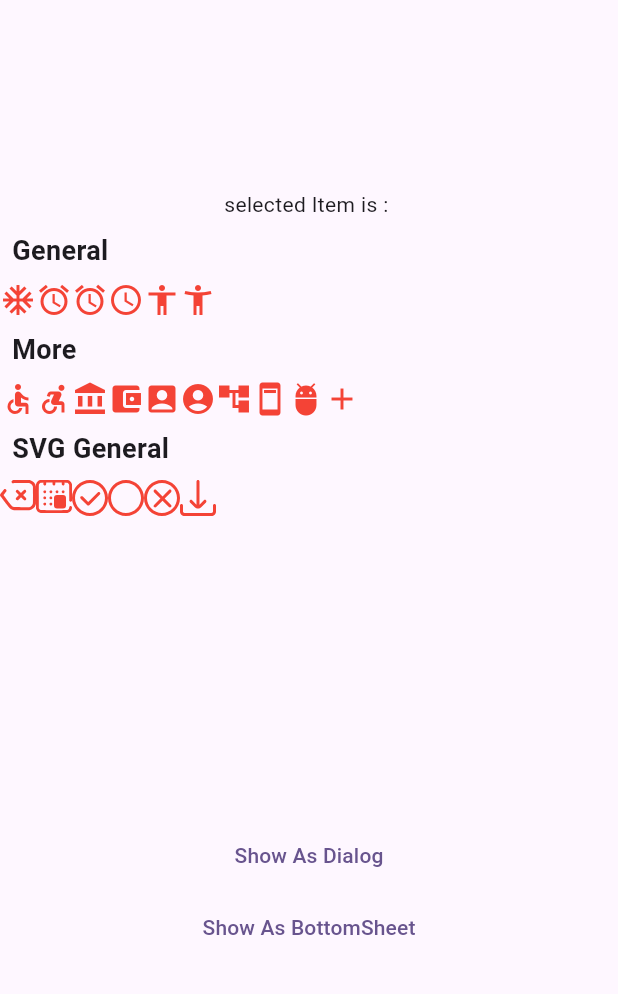
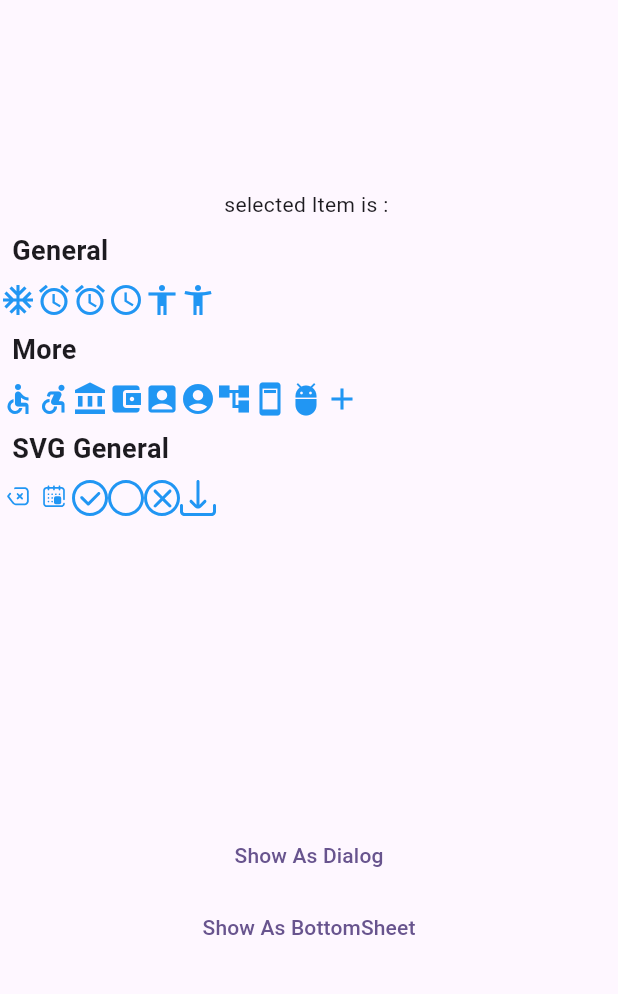
Before and after one commit to PersianFlutter/icon_gallery, a Flutter app: the screen it shows after launch, on a phone screen of 412 x 824 dp, the part 84-1078 px from its top. Run offline on Flutter 3.47's test engine with Material 3 defaults, Android fonts, the phone set to English and light mode, and no system bars; our stand-ins replace equatable, flutter_svg.

Commit message:
refactor the data models

```diff
--- a/example/lib/main.dart
+++ b/example/lib/main.dart
@@ -56,9 +56,9 @@ class MyHomePage extends StatefulWidget {
 }
 
 class _MyHomePageState extends State<MyHomePage> {
-  late List<IconDataIconValue> iconList1;
-  late List<IconDataIconValue> iconList2;
-  late List<SvgIconValue> iconList3;
+  late List<IconDataItem> iconList1;
+  late List<IconDataItem> iconList2;
+  late List<SvgItem> iconList3;
 
   late SectionItem sectionItem1;
   late SectionItem sectionItem2;
@@ -66,62 +66,55 @@ class _MyHomePageState extends State<MyHomePage> {
 
   @override
   void initState() {
-    iconList1 = [
-      IconDataIconValue(iconData: Icons.ac_unit, name: 'Ac Unit'),
-      IconDataIconValue(iconData: Icons.access_alarm, name: 'Access Alarm'),
-      IconDataIconValue(iconData: Icons.access_alarms, name: 'Access Alarms'),
-      IconDataIconValue(iconData: Icons.access_time, name: 'Access Time'),
-      IconDataIconValue(iconData: Icons.accessibility, name: 'Accessibility'),
-      IconDataIconValue(
-          iconData: Icons.accessibility_new, name: 'Accessibility New'),
+    iconList1 = const [
+      IconDataItem(value: Icons.ac_unit, name: 'Ac Unit'),
+      IconDataItem(value: Icons.access_alarm, name: 'Access Alarm'),
+      IconDataItem(value: Icons.access_alarms, name: 'Access Alarms'),
+      IconDataItem(value: Icons.access_time, name: 'Access Time'),
+      IconDataItem(value: Icons.accessibility, name: 'Accessibility'),
+      IconDataItem(value: Icons.accessibility_new, name: 'Accessibility New'),
     ];
-    iconList2 = [
-      IconDataIconValue(iconData: Icons.accessible, name: 'Accessible'),
-      IconDataIconValue(
-          iconData: Icons.accessible_forward, name: 'Accessible Forward'),
-      IconDataIconValue(
-          iconData: Icons.account_balance, name: 'Account Balance'),
-      IconDataIconValue(
-          iconData: Icons.account_balance_wallet,
-          name: 'Account Balance Wallet'),
-      IconDataIconValue(iconData: Icons.account_box, name: 'Account Box'),
-      IconDataIconValue(iconData: Icons.account_circle, name: 'Account Circle'),
-      IconDataIconValue(iconData: Icons.account_tree, name: 'Account Tree'),
-      IconDataIconValue(iconData: Icons.ad_units, name: 'Ad Units'),
-      IconDataIconValue(iconData: Icons.adb, name: 'Adb'),
-      IconDataIconValue(iconData: Icons.add, name: 'Add'),
+    iconList2 = const [
+      IconDataItem(value: Icons.accessible, name: 'Accessible'),
+      IconDataItem(value: Icons.accessible_forward, name: 'Accessible Forward'),
+      IconDataItem(value: Icons.account_balance, name: 'Account Balance'),
+      IconDataItem(
+          value: Icons.account_balance_wallet, name: 'Account Balance Wallet'),
+      IconDataItem(value: Icons.account_box, name: 'Account Box'),
+      IconDataItem(value: Icons.account_circle, name: 'Account Circle'),
+      IconDataItem(value: Icons.account_tree, name: 'Account Tree'),
+      IconDataItem(value: Icons.ad_units, name: 'Ad Units'),
+      IconDataItem(value: Icons.adb, name: 'Adb'),
+      IconDataItem(value: Icons.add, name: 'Add'),
     ];
 
-    iconList3 = [
-      SvgIconValue(
-          name: 'calc back', svgPath: 'assets/images/calc_back_icon.svg'),
-      SvgIconValue(
-          name: 'calc back', svgPath: 'assets/images/calendar_icon.svg'),
-      SvgIconValue(name: 'calc back', svgPath: 'assets/images/check_icon.svg'),
-      SvgIconValue(name: 'calc back', svgPath: 'assets/images/circle_icon.svg'),
-      SvgIconValue(name: 'calc back', svgPath: 'assets/images/cross_icon.svg'),
-      SvgIconValue(
-          name: 'calc back', svgPath: 'assets/images/income_type_icon.svg'),
+    iconList3 = const [
+      SvgItem(name: 'calc back', svgPath: 'assets/images/calc_back_icon.svg'),
+      SvgItem(name: 'calc back', svgPath: 'assets/images/calendar_icon.svg'),
+      SvgItem(name: 'calc back', svgPath: 'assets/images/check_icon.svg'),
+      SvgItem(name: 'calc back', svgPath: 'assets/images/circle_icon.svg'),
+      SvgItem(name: 'calc back', svgPath: 'assets/images/cross_icon.svg'),
+      SvgItem(name: 'calc back', svgPath: 'assets/images/income_type_icon.svg'),
     ];
 
     sectionItem1 = SectionItem(
       title: 'General',
-      icons: iconList1,
+      items: iconList1,
     );
     sectionItem2 = SectionItem(
       title: 'More',
-      icons: iconList2,
+      items: iconList2,
     );
     sectionItem3 = SectionItem(
       title: 'SVG General',
-      icons: iconList3,
+      items: iconList3,
     );
 
     super.initState();
   }
 
   String selectedIcon = '';
-  IconValue? selectedIconValue;
+  IconItem? selectedIconValue;
   @override
   Widget build(BuildContext context) {
     return Scaffold(
--- a/lib/models/item_models/section_item.dart
+++ /dev/null
@@ -1,11 +0,0 @@
-import 'package:icon_gallery/models/icon_value.dart';
-
-class SectionItem {
-  final String title;
-  final List<IconValue> icons;
-
-  SectionItem({
-    required this.title,
-    required this.icons,
-  });
-}
--- /dev/null
+++ b/lib/models/section_item.dart
@@ -0,0 +1,25 @@
+import 'package:equatable/equatable.dart';
+import 'package:icon_gallery/models/type/icon_item.dart';
+
+class SectionItem extends Equatable {
+  const SectionItem({
+    required this.title,
+    required this.items,
+  });
+
+  final String title;
+  final List<IconItem> items;
+
+  SectionItem copyWith({
+    String? title,
+    List<IconItem>? items,
+  }) {
+    return SectionItem(
+      title: title ?? this.title,
+      items: items ?? this.items,
+    );
+  }
+
+  @override
+  List<Object?> get props => [title, items];
+}
--- a/lib/view/icon_picker.dart
+++ b/lib/view/icon_picker.dart
@@ -1,13 +1,12 @@
 import 'package:flutter/material.dart';
-import 'package:icon_gallery/decorators/selected_icon_value.dart';
-import 'package:icon_gallery/models/icon_value.dart';
-import 'package:icon_gallery/models/item_models/section_item.dart';
+import 'package:icon_gallery/models/type/icon_item.dart';
+import 'package:icon_gallery/models/section_item.dart';
 
-typedef OnIconSelected<T> = void Function(IconValue<T> selectedIcon);
+typedef OnIconSelected<T> = void Function(IconItem<T> selectedIcon);
 
 class IconPickerWidget extends StatefulWidget {
   final List<SectionItem> sections;
-  final IconValue? selectedIcon;
+  final IconItem? selectedIcon;
   final OnIconSelected onIconSelected;
 
   const IconPickerWidget({
@@ -42,16 +41,14 @@ class _IconPickerWidgetState<T> extends State<IconPickerWidget> {
                             fontSize: 18, fontWeight: FontWeight.bold)),
                   ),
                   Wrap(
-                    children: section.icons.map((icon) {
+                    children: section.items.map((icon) {
                       final isSelected = widget.selectedIcon == icon;
-                      final iconWidget = isSelected
-                          ? SelectedIconValue(
-                              decoratedIcon: icon,
-                            )
-                          : icon;
 
                       return InkWell(
-                        child: iconWidget.build(context),
+                        child: IconHolder(
+                          isSelected: isSelected,
+                          icon: icon,
+                        ),
                         onTap: () {
                           widget.onIconSelected(icon);
                         },
@@ -67,3 +64,31 @@ class _IconPickerWidgetState<T> extends State<IconPickerWidget> {
     );
   }
 }
+
+class IconHolder extends StatelessWidget {
+  const IconHolder({
+    super.key,
+    this.isSelected = false,
+    this.selectedColor = Colors.blue,
+    this.selectedBackgroundColor = Colors.transparent,
+    required this.icon,
+  });
+  final bool isSelected;
+  final Color selectedColor;
+  final Color selectedBackgroundColor;
+  final IconItem icon;
+
+  @override
+  Widget build(BuildContext context) {
+    return Container(
+      decoration:
+          BoxDecoration(color: selectedBackgroundColor, shape: BoxShape.circle),
+      child: icon.build(
+        context,
+        size: 24,
+        color: selectedColor,
+        fit: BoxFit.contain,
+      ),
+    );
+  }
+}
--- a/pubspec.yaml
+++ b/pubspec.yaml
@@ -9,6 +9,7 @@ environment:
   flutter: ">=1.17.0"
 
 dependencies:
+  equatable: ^2.0.5
   flutter:
     sdk: flutter
   flutter_svg: ^2.0.10+1
```
Also changed, not shown: lib/decorators/selected_icon_value.dart (deleted, +0 -30 lines), lib/icon_gallery.dart (+4 -5 lines), lib/models/icon_data_icon_value.dart (deleted, +0 -27 lines), lib/models/icon_value.dart (deleted, +0 -12 lines), lib/models/svg_icon_value.dart (deleted, +0 -30 lines), lib/models/type/icon_data_item.dart (added, +16 -0 lines), lib/models/type/icon_item.dart (added, +23 -0 lines), lib/models/type/svg_item.dart (added, +24 -0 lines), pubspec.lock, 1 other file.
